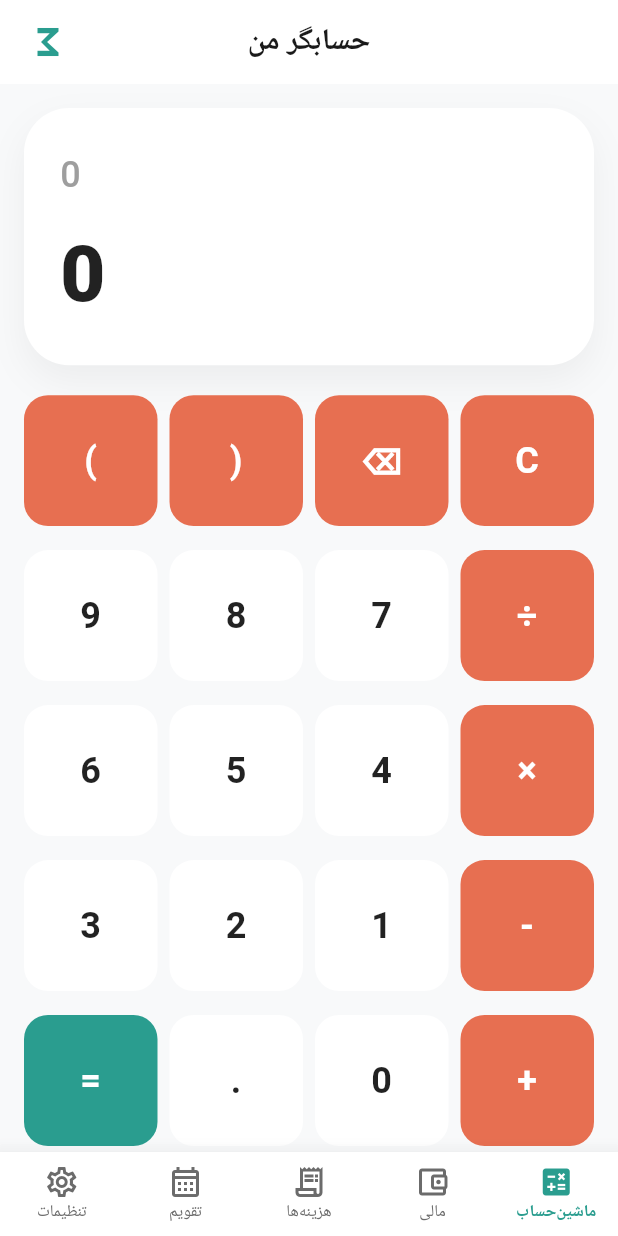
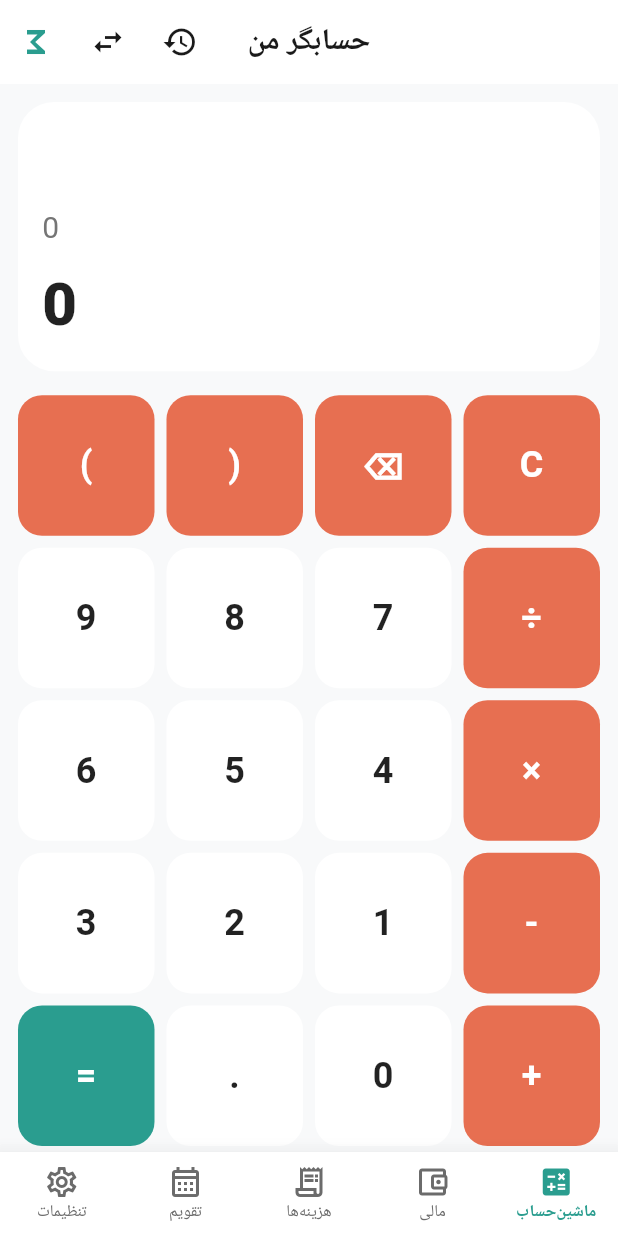
Before and after one commit to majidbusy09-blip/hesabgar_man, a Flutter app: the screen it shows after launch, on a phone screen of 412 x 824 dp. Run offline on Flutter 3.47's test engine with Material 3 defaults, Android fonts, the phone set to English and light mode, and no system bars; our stand-ins replace math_expressions; Roboto replaces fonts that are missing (Vazirmatn).

Commit message:
Update calculator_screen.dart

```diff
--- a/lib/features/calculator/presentation/calculator_screen.dart
+++ b/lib/features/calculator/presentation/calculator_screen.dart
@@ -17,53 +17,161 @@ class _CalculatorScreenState extends State<CalculatorScreen> {
   void _onButton(String value) {
     setState(() {
       if (value == '⌫') {
-        _logic.backspace(); // این متد رو در منطق اضافه کردم
+        _logic.backspace();
       } else {
         _logic.input(value);
       }
     });
   }
 
+  void _showHistory() {
+    showModalBottomSheet(
+      context: context,
+      shape: const RoundedRectangleBorder(borderRadius: BorderRadius.vertical(top: Radius.circular(20))),
+      builder: (context) {
+        return _logic.history.isEmpty
+          ? const Center(child: Text('تاریخچه خالی است', style: TextStyle(fontFamily: 'Vazirmatn')))
+          : ListView.builder(
+              padding: const EdgeInsets.all(16),
+              itemCount: _logic.history.length,
+              itemBuilder: (context, index) {
+                final item = _logic.history[index];
+                return ListTile(
+                  title: Text(item['exp']!, style: const TextStyle(fontFamily: 'Vazirmatn', fontSize: 18)),
+                  trailing: Text('= ${item['res']}', style: const TextStyle(fontFamily: 'Vazirmatn', fontSize: 20, fontWeight: FontWeight.bold, color: Colors.teal)),
+                  onTap: () {
+                    setState(() {
+                      _logic.clear();
+                      _logic.input(item['res']!);
+                    });
+                    Navigator.pop(context);
+                  },
+                );
+              },
+            );
+      },
+    );
+  }
+
+  void _showConverter() {
+    showDialog(
+      context: context,
+      builder: (context) => AlertDialog(
+        title: const Text('مبدل واحد', style: TextStyle(fontFamily: 'Vazirmatn')),
+        content: const Text('این بخش در فاز بعدی تکمیل می‌شود.\n(تبدیل دما، طول، وزن و...)', style: TextStyle(fontFamily: 'Vazirmatn')),
+        actions: [
+          TextButton(onPressed: () => Navigator.pop(context), child: const Text('باشه')),
+        ],
+      ),
+    );
+  }
+
   @override
   Widget build(BuildContext context) {
     final isDark = Theme.of(context).brightness == Brightness.dark;
+    final isLandscape = MediaQuery.of(context).orientation == Orientation.landscape;
+
+    if (isLandscape) _isScientific = true;
 
     return Scaffold(
-      appBar: AppBar(
+      appBar: isLandscape ? null : AppBar(
         title: const Text('حسابگر من'),
         actions: [
+          IconButton(icon: const Icon(Icons.history), onPressed: _showHistory, tooltip: 'تاریخچه'),
+          IconButton(icon: const Icon(Icons.swap_horiz), onPressed: _showConverter, tooltip: 'مبدل واحد'),
           IconButton(
-            icon: Icon(
-              _isScientific ? Icons.calculate : Icons.functions,
-              color: const Color(0xFF2A9D8F),
-              size: 28,
+            icon: Icon(_isScientific ? Icons.calculate : Icons.functions, color: AppColors.primary),
+            onPressed: () => setState(() => _isScientific = !_isScientific),
           ),
-            onPressed: () => setState(() => _isScientific = !_isScientific),
-            tooltip: _isScientific ? 'حالت ساده' : 'حالت مهندسی',
-          ),
-          const SizedBox(width: 8),
         ],
       ),
       body: SafeArea(
+        child: isLandscape
+            ? _buildLandscapeLayout(isDark)
+            : _buildPortraitLayout(isDark),
+      ),
+    );
+  }
+
+  Widget _buildPortraitLayout(bool isDark) {
+    return Column(
+      children: [
+        _buildDisplay(isDark),
+        Expanded(
+          flex: _isScientific ? 6 : 5,
+          child: Padding(
+            padding: const EdgeInsets.symmetric(horizontal: 8),
             child: Column(
               children: [
-            // نمایشگر زیبا
+                if (_isScientific) ...[
+                  Expanded(child: Row(children: [_buildSci('sin'), _buildSci('cos'), _buildSci('tan'), _buildSci('log')])),
+                  Expanded(child: Row(children: [_buildSci('ln'), _buildSci('√'), _buildSci('x²'), _buildSci('π')])),
+                ],
+                Expanded(child: Row(children: [_buildBtn('C', isOperator: true), _buildBtn('⌫', isOperator: true), _buildBtn('(', isOperator: true), _buildBtn(')', isOperator: true)])),
+                Expanded(child: Row(children: [_buildBtn('÷', isOperator: true), _buildBtn('7'), _buildBtn('8'), _buildBtn('9')])),
+                Expanded(child: Row(children: [_buildBtn('×', isOperator: true), _buildBtn('4'), _buildBtn('5'), _buildBtn('6')])),
+                Expanded(child: Row(children: [_buildBtn('-', isOperator: true), _buildBtn('1'), _buildBtn('2'), _buildBtn('3')])),
+                Expanded(child: Row(children: [_buildBtn('+', isOperator: true), _buildBtn('0'), _buildBtn('.'), _buildBtn('=', isEqual: true)])),
+              ],
+            ),
+          ),
+        ),
+      ],
+    );
+  }
+
+  Widget _buildLandscapeLayout(bool isDark) {
+    return Row(
+      children: [
         Expanded(
+          flex: 4,
+          child: Column(
+            children: [
+              _buildDisplay(isDark),
+              Padding(
+                padding: const EdgeInsets.all(8.0),
+                child: Row(
+                  mainAxisAlignment: MainAxisAlignment.spaceEvenly,
+                  children: [
+                    IconButton(icon: Icon(Icons.history, color: isDark ? Colors.white : Colors.black), onPressed: _showHistory),
+                    IconButton(icon: Icon(Icons.swap_horiz, color: isDark ? Colors.white : Colors.black), onPressed: _showConverter),
+                  ],
+                ),
+              )
+            ],
+          ),
+        ),
+        Expanded(
+          flex: 6,
+          child: Padding(
+            padding: const EdgeInsets.all(4),
+            child: Column(
+              children: [
+                Expanded(child: Row(children: [_buildSci('sin'), _buildSci('cos'), _buildSci('tan'), _buildBtn('C', isOperator: true)])),
+                Expanded(child: Row(children: [_buildSci('ln'), _buildSci('log'), _buildSci('√'), _buildBtn('⌫', isOperator: true)])),
+                Expanded(child: Row(children: [_buildBtn('(', isOperator: true), _buildBtn(')'), _buildBtn('÷', isOperator: true), _buildBtn('×', isOperator: true)])),
+                Expanded(child: Row(children: [_buildBtn('7'), _buildBtn('8'), _buildBtn('9'), _buildBtn('-', isOperator: true)])),
+                Expanded(child: Row(children: [_buildBtn('4'), _buildBtn('5'), _buildBtn('6'), _buildBtn('+', isOperator: true)])),
+                Expanded(child: Row(children: [_buildBtn('1'), _buildBtn('2'), _buildBtn('3'), _buildBtn('=', isEqual: true)])),
+                Expanded(child: Row(children: [_buildBtn('0'), _buildBtn('.'), _buildBtn('π'), _buildBtn('e', isScientific: true)])),
+              ],
+            ),
+          ),
+        ),
+      ],
+    );
+  }
+
+  Widget _buildDisplay(bool isDark) {
+    return Expanded(
       flex: 2,
       child: Container(
         width: double.infinity,
-                margin: const EdgeInsets.all(16),
-                padding: const EdgeInsets.all(24),
+        margin: const EdgeInsets.all(12),
+        padding: const EdgeInsets.all(16),
         decoration: BoxDecoration(
           color: isDark ? const Color(0xFF1E1E1E) : Colors.white,
-                  borderRadius: BorderRadius.circular(30),
-                  boxShadow: [
-                    BoxShadow(
-                      color: Colors.black.withValues(alpha: 0.05),
-                      blurRadius: 20,
-                      offset: const Offset(0, 10),
-                    ),
-                  ],
+          borderRadius: BorderRadius.circular(24),
         ),
         child: Column(
           crossAxisAlignment: CrossAxisAlignment.end,
@@ -71,25 +179,15 @@ class _CalculatorScreenState extends State<CalculatorScreen> {
           children: [
             Text(
               _logic.expression.isEmpty ? '0' : _logic.expression,
-                      style: TextStyle(
-                        fontFamily: 'Vazirmatn',
-                        fontSize: 24,
-                        fontWeight: FontWeight.w500,
-                        color: isDark ? Colors.grey[400] : Colors.grey[500],
-                      ),
+              style: TextStyle(fontFamily: 'Vazirmatn', fontSize: 20, color: isDark ? Colors.grey[400] : Colors.grey[600]),
               maxLines: 2,
               overflow: TextOverflow.ellipsis,
               textDirection: TextDirection.ltr,
             ),
-                    const SizedBox(height: 12),
+            const SizedBox(height: 8),
             Text(
               _logic.result,
-                      style: TextStyle(
-                        fontFamily: 'Vazirmatn',
-                        fontSize: 52,
-                        fontWeight: FontWeight.w800,
-                        color: isDark ? Colors.white : Colors.black87,
-                      ),
+              style: TextStyle(fontFamily: 'Vazirmatn', fontSize: 40, fontWeight: FontWeight.w800, color: isDark ? Colors.white : Colors.black87),
               maxLines: 1,
               overflow: TextOverflow.ellipsis,
               textDirection: TextDirection.ltr,
@@ -97,129 +195,14 @@ class _CalculatorScreenState extends State<CalculatorScreen> {
           ],
         ),
       ),
-            ),
-
-            // دکمه‌ها
-            Expanded(
-              flex: _isScientific ? 6 : 5,
-              child: Padding(
-                padding: const EdgeInsets.symmetric(horizontal: 12),
-                child: Column(
-                  children: [
-                    if (_isScientific) ...[
-                      Expanded(
-                        child: Row(
-                          children: [
-                            _buildSci('sin'), _buildSci('cos'),
-                            _buildSci('tan'), _buildSci('log'),
-                          ],
-                        ),
-                      ),
-                      const SizedBox(height: 8),
-                      Expanded(
-                        child: Row(
-                          children: [
-                            _buildSci('ln'), _buildSci('√'),
-                            _buildSci('x²'), _buildSci('π'),
-                          ],
-                        ),
-                      ),
-                      const SizedBox(height: 8),
-                    ],
-
-                    // ردیف اول: C, ⌫, (, )
-                    Expanded(
-                      child: Row(
-                        children: [
-                          _buildBtn('C', isOperator: true),
-                          _buildBtn('⌫', isOperator: true),
-                          _buildBtn('(', isOperator: true),
-                          _buildBtn(')', isOperator: true),
-                        ],
-                      ),
-                    ),
-                    const SizedBox(height: 8),
-
-                    // ردیف دوم: ÷, 7, 8, 9
-                    Expanded(
-                      child: Row(
-                        children: [
-                          _buildBtn('÷', isOperator: true),
-                          _buildBtn('7'),
-                          _buildBtn('8'),
-                          _buildBtn('9'),
-                        ],
-                      ),
-                    ),
-                    const SizedBox(height: 8),
-
-                    // ردیف سوم: ×, 4, 5, 6
-                    Expanded(
-                      child: Row(
-                        children: [
-                          _buildBtn('×', isOperator: true),
-                          _buildBtn('4'),
-                          _buildBtn('5'),
-                          _buildBtn('6'),
-                        ],
-                      ),
-                    ),
-                    const SizedBox(height: 8),
-
-                    // ردیف چهارم: -, 1, 2, 3
-                    Expanded(
-                      child: Row(
-                        children: [
-                          _buildBtn('-', isOperator: true),
-                          _buildBtn('1'),
-                          _buildBtn('2'),
-                          _buildBtn('3'),
-                        ],
-                      ),
-                    ),
-                    const SizedBox(height: 8),
-
-                    // ردیف پنجم: +, 0, ., =
-                    Expanded(
-                      child: Row(
-                        children: [
-                          _buildBtn('+', isOperator: true),
-                          _buildBtn('0'),
-                          _buildBtn('.'),
-                          _buildBtn('=', isEqual: true),
-                        ],
-                      ),
-                    ),
-                  ],
-                ),
-              ),
-            ),
-          ],
-        ),
-      ),
     );
   }
 
-  Widget _buildBtn(String label, {bool isOperator = false, bool isEqual = false, bool isWide = false, int flex = 1}) {
-    return Expanded(
-      flex: flex,
-      child: CalcButton(
-        label: label,
-        isOperator: isOperator,
-        isEqual: isEqual,
-        isWide: isWide,
-        onTap: () => _onButton(label),
-      ),
-    );
+  Widget _buildBtn(String label, {bool isOperator = false, bool isEqual = false}) {
+    return Expanded(child: CalcButton(label: label, isOperator: isOperator, isEqual: isEqual, onTap: () => _onButton(label)));
   }
 
   Widget _buildSci(String label) {
-    return Expanded(
-      child: CalcButton(
-        label: label,
-        isScientific: true,
-        onTap: () => _onButton(label),
-      ),
-    );
+    return Expanded(child: CalcButton(label: label, isScientific: true, onTap: () => _onButton(label)));
   }
 }
```
Lines whose indentation alone changed are shown as unchanged.
